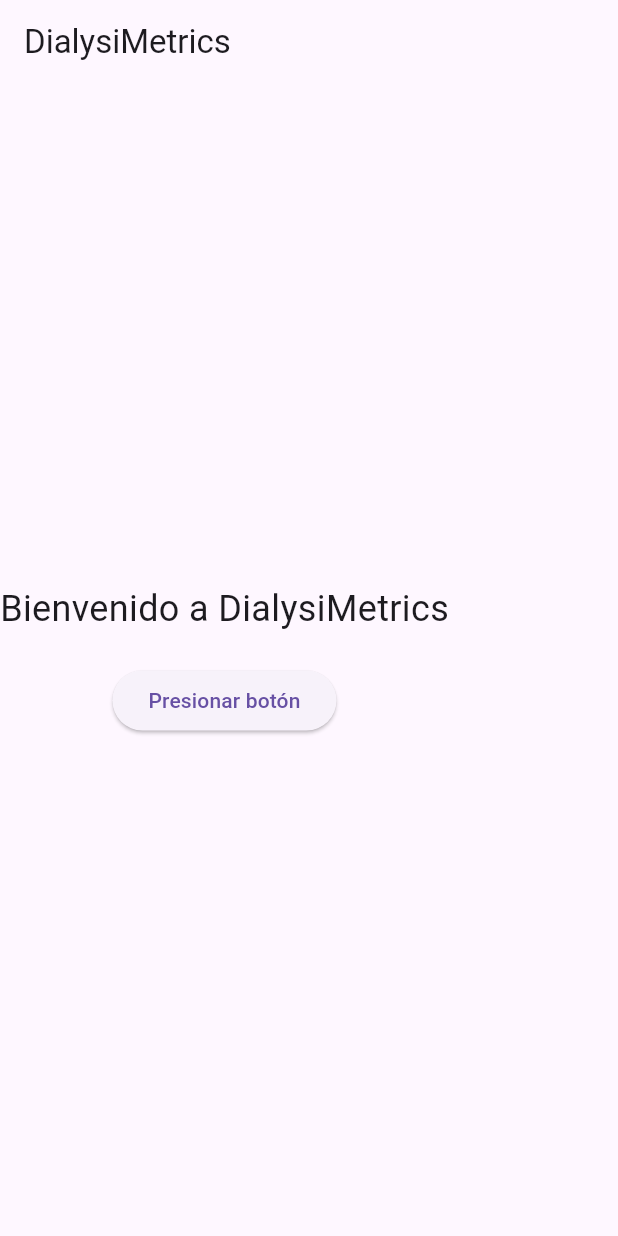
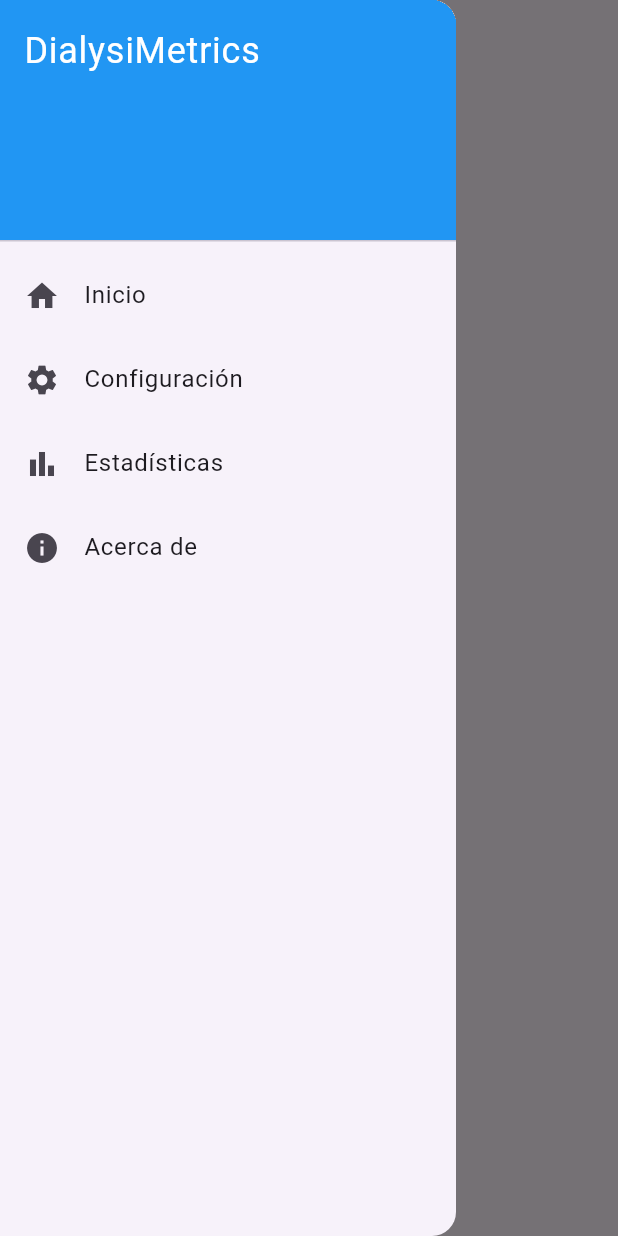
Before and after one commit to Raikishadows17/HemoDynamiX, a Flutter app: the screen it shows after launch, with the side drawer open (before the commit the screen has no drawer), on a phone screen of 412 x 824 dp. Run offline on Flutter 3.47's test engine with Material 3 defaults, Android fonts, the light colour scheme and no system bars.

Commit message:
actualizo menu lataeral en homepage y actualizo carpetas necearias

```diff
--- a/Software/lib/pages/home/home_page.dart
+++ b/Software/lib/pages/home/home_page.dart
@@ -1,6 +1,7 @@
 import 'package:flutter/material.dart';
 import 'homepage_view.dart';
 import 'homepage_controller.dart';
+import 'package:dialysimetrics/widgets/custom_drawer.dart';
 
 class HomePage extends StatefulWidget {
   @override
@@ -8,22 +9,16 @@ class HomePage extends StatefulWidget {
 }
 
 class _HomePageState extends State<HomePage> {
-  late HomePageController _controller;
-
-  @override
-  void initState() {
-    super.initState();
-    _controller = HomePageController(); // Inicializa el controlador
-  }
-
   @override
   Widget build(BuildContext context) {
     return Scaffold(
       appBar: AppBar(
         title: Text('DialysiMetrics'),
       ),
-      body: HomePageView(
-          controller: _controller), // Inyecta la vista con el controlador
+      drawer: CustomDrawer(), // Aquí agregas el menú lateral
+      body: Center(
+        child: Text('Bienvenido a DialysiMetrics'),
+      ),
     );
   }
 }
--- /dev/null
+++ b/Software/lib/widgets/custom_drawer.dart
@@ -0,0 +1,55 @@
+import 'package:flutter/material.dart';
+import 'package:dialysimetrics/routes.dart';
+
+class CustomDrawer extends StatelessWidget {
+  @override
+  Widget build(BuildContext context) {
+    return Drawer(
+      child: ListView(
+        padding: EdgeInsets.zero,
+        children: <Widget>[
+          DrawerHeader(
+            decoration: BoxDecoration(
+              color: Colors.blue,
+            ),
+            child: Text(
+              'DialysiMetrics',
+              style: TextStyle(
+                color: Colors.white,
+                fontSize: 24,
+              ),
+            ),
+          ),
+          ListTile(
+            leading: Icon(Icons.home),
+            title: Text('Inicio'),
+            onTap: () {
+              Navigator.pushReplacementNamed(context, AppRoutes.home);
+            },
+          ),
+          ListTile(
+            leading: Icon(Icons.settings),
+            title: Text('Configuración'),
+            onTap: () {
+              Navigator.pushReplacementNamed(context, AppRoutes.settings);
+            },
+          ),
+          ListTile(
+            leading: Icon(Icons.bar_chart),
+            title: Text('Estadísticas'),
+            onTap: () {
+              Navigator.pushReplacementNamed(context, AppRoutes.stats);
+            },
+          ),
+          ListTile(
+            leading: Icon(Icons.info),
+            title: Text('Acerca de'),
+            onTap: () {
+              Navigator.pushReplacementNamed(context, AppRoutes.about);
+            },
+          ),
+        ],
+      ),
+    );
+  }
+}
```
Also changed, not shown: Software/lib/database/database_helper.dart (added), Software/lib/pages/about/about_controller.dart (added), Software/lib/pages/about/about_page.dart (added), Software/lib/pages/settings/settings_controller.dart (added), Software/lib/pages/settings/settings_page.dart (added), Software/lib/pages/stats/stats_controller.dart (added), Software/lib/pages/stats/stats_page.dart (added), Software/lib/utils/connstants.dart (added), Software/lib/utils/helpers.dart (added).
